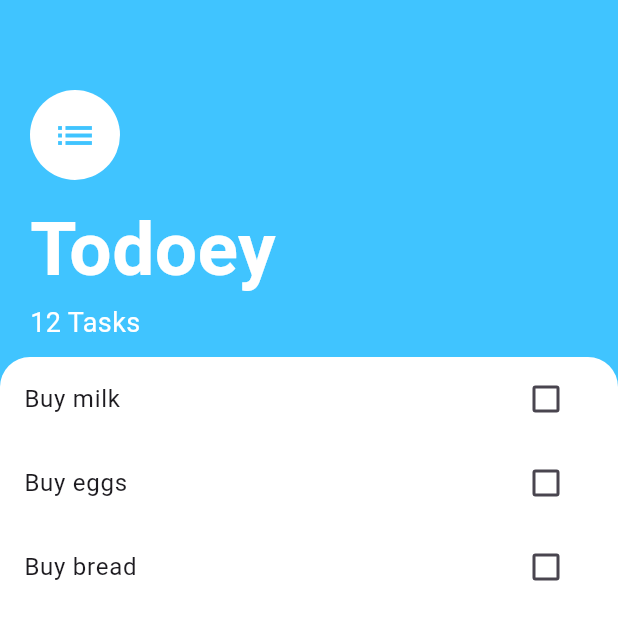
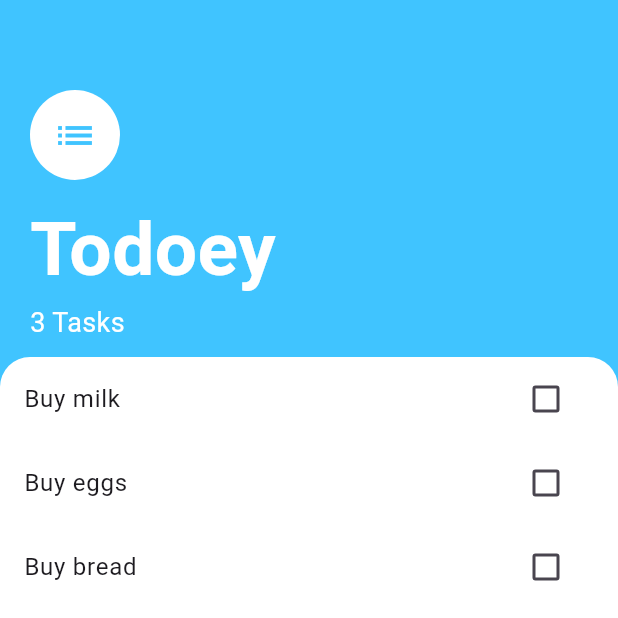
Before and after one commit to MongkolchaiTue/todoey_flutter_state, a Flutter app: the screen it shows after launch, on a phone screen of 412 x 824 dp, the top half of it. Run offline on Flutter 3.47's test engine with Material 3 defaults, Android fonts, the phone set to English and light mode, and no system bars.

```diff
--- a/lib/screens/tasks_list.dart
+++ b/lib/screens/tasks_list.dart
@@ -3,47 +3,33 @@ import 'task_title.dart';
 import '../models/Task.dart';
 
 class TasksList extends StatefulWidget {
-  const TasksList({
+  TasksList({
     super.key,
+    required this.tasks
   });
+
+  List<Task> tasks;
 
   @override
   State<TasksList> createState() => _TasksListState();
 }
 
 class _TasksListState extends State<TasksList> {
-  List<Task> tasks = [
-    Task(name: 'Buy milk'),
-    Task(name: 'Buy eggs'),
-    Task(name: 'Buy bread'),
-  ];
-
   @override
   Widget build(BuildContext context) {
     return ListView.builder(
       itemBuilder: (context, index) {
         return TaskTitle(
-          taskTitle: tasks[index].name,
-          isChecked: tasks[index].isDone,
+          taskTitle: widget.tasks[index].name,
+          isChecked: widget.tasks[index].isDone,
           checkboxCallback: (bool checkboxState) {
             setState(() {
-              tasks[index].toggleDone();
+              widget.tasks[index].toggleDone();
             });
           },
         );
       },
-      itemCount: tasks.length,
+      itemCount: widget.tasks.length,
     );
   }
 }
-
-  // @override
-  // Widget build(BuildContext context) {
-  //   return ListView(
-  //     children: [
-  //       TaskTitle(taskTitle: tasks[0].name, isChecked: tasks[0].isDone,),
-  //       TaskTitle(taskTitle: tasks[1].name, isChecked: tasks[1].isDone,),
-  //       TaskTitle(taskTitle: tasks[2].name, isChecked: tasks[2].isDone,),
-  //     ],
-  //   );
-  // }
--- a/lib/screens/tasks_screen.dart
+++ b/lib/screens/tasks_screen.dart
@@ -1,9 +1,21 @@
 import 'package:flutter/material.dart';
 import 'tasks_list.dart';
 import 'add_task_screen.dart';
+import '../models/Task.dart';
 
-class TasksScreen extends StatelessWidget {
+class TasksScreen extends StatefulWidget {
   const TasksScreen({super.key});
+
+  @override
+  State<TasksScreen> createState() => _TasksScreenState();
+}
+
+class _TasksScreenState extends State<TasksScreen> {
+  List<Task> tasks = [
+    Task(name: 'Buy milk'),
+    Task(name: 'Buy eggs'),
+    Task(name: 'Buy bread'),
+  ];
 
   @override
   Widget build(BuildContext context) {
@@ -22,15 +34,16 @@ class TasksScreen extends StatelessWidget {
                         child: Container(
                       padding: EdgeInsets.only(
                           bottom: MediaQuery.of(context).viewInsets.bottom),
-                      child: const AddTaskScreen(),
+                      child: AddTaskScreen(
+                          newTaskCallback: (newTaskTitle) {
+                            setState(() {
+                              tasks.add(Task(name: newTaskTitle));
+                            });
+                            Navigator.pop(context);
+                      }
+                      ),
                     )));
           }
-          // onPressed: (){
-          //   showModalBottomSheet(
-          //       context: context,
-          //       builder: (context) => const AddTaskScreen(),
-          //   );
-          // },
 
           ),
       body: Container(
@@ -61,11 +74,11 @@ class TasksScreen extends StatelessWidget {
                     fontWeight: FontWeight.w700,
                   )),
             ),
-            const Padding(
-              padding: EdgeInsets.only(left: 20.0),
+            Padding(
+              padding: const EdgeInsets.only(left: 20.0),
               child: Text(
-                '12 Tasks',
-                style: TextStyle(
+                '${tasks.length} Tasks',
+                style: const TextStyle(
                   color: Colors.white,
                   fontSize: 18,
                 ),
@@ -83,7 +96,7 @@ class TasksScreen extends StatelessWidget {
                       topLeft: Radius.circular(20.0),
                       topRight: Radius.circular(20.0),
                     )),
-                child: const TasksList(),
+                child: TasksList(tasks: tasks),
               ),
             ),
           ],
```
Also changed, not shown: lib/screens/add_task_screen.dart (+11 -5 lines).
